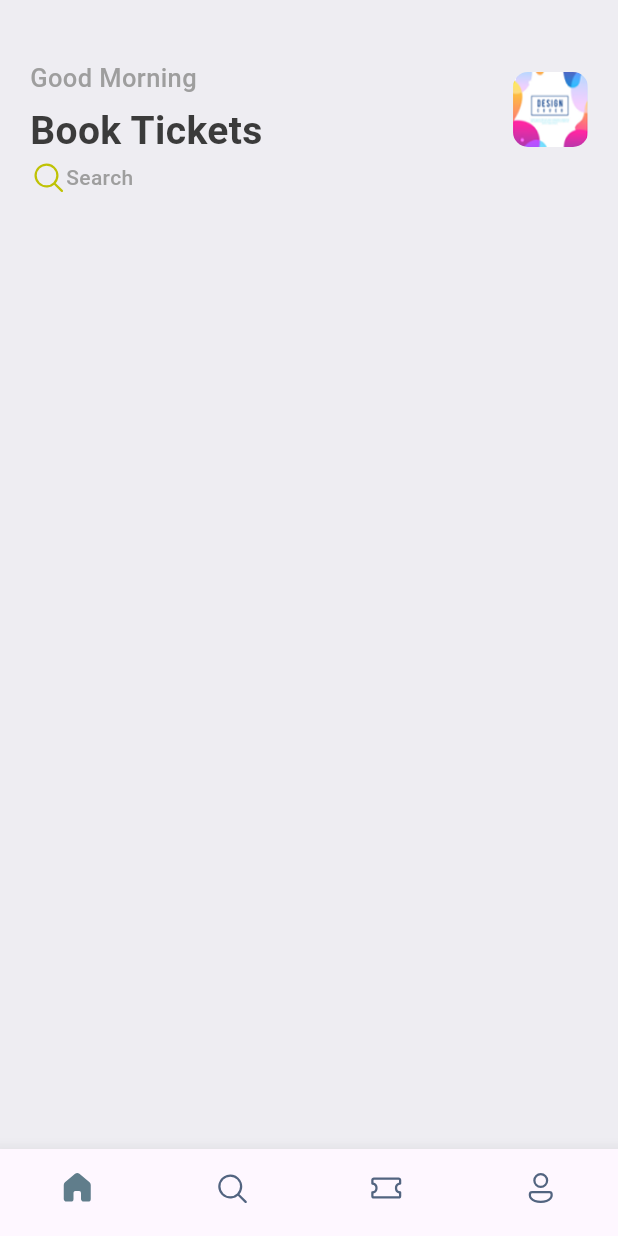
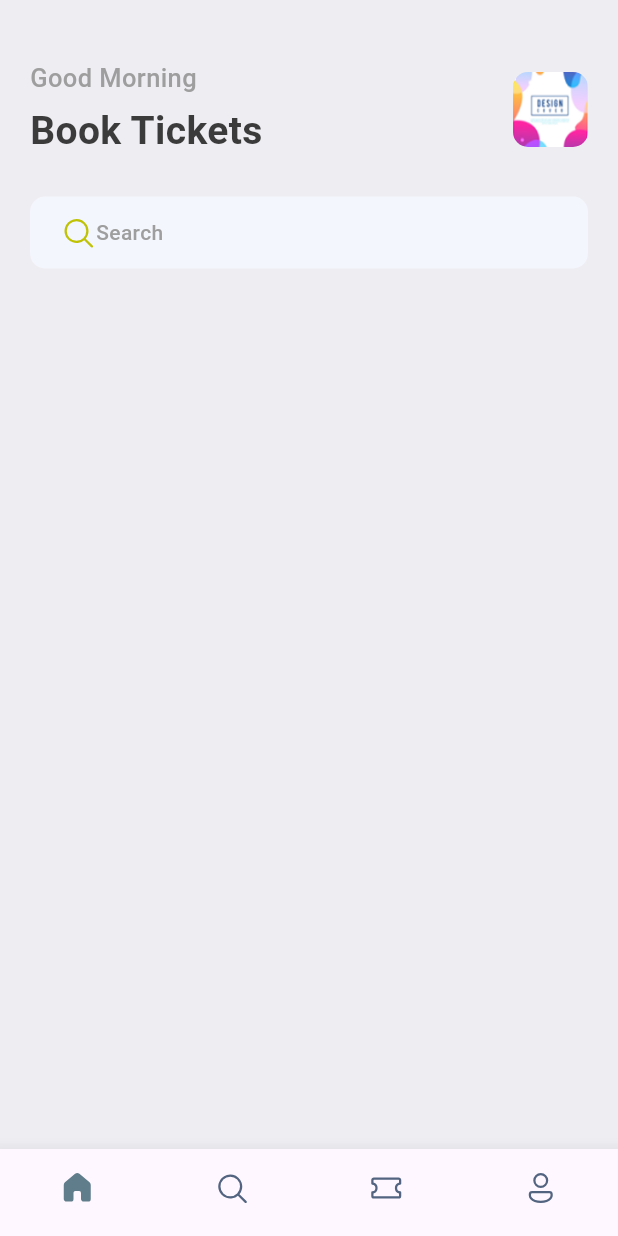
Before and after one commit to morggyogola/booktickets_app, a Flutter app: the screen it shows after launch, on a phone screen of 412 x 824 dp. Run offline on Flutter 3.47's test engine with Material 3 defaults, Android fonts, the phone set to English and light mode, and no system bars; our stand-ins replace fluentui_icons, gap.

Commit message:
Wrapped row with a Container that contains a box decoration

```diff
--- a/lib/screens/home_screen.dart
+++ b/lib/screens/home_screen.dart
@@ -50,7 +50,14 @@ class HomeScreen extends StatelessWidget {
 
                     ],
                   ),
-                  Row(
+                  const Gap(25),
+                  Container(
+                    decoration: BoxDecoration(
+                      borderRadius: BorderRadius.circular(10),
+                      color: const Color(0xFFF4F6FD)
+                    ),
+                    padding: const EdgeInsets.symmetric(horizontal: 20, vertical: 12),
+                    child: Row(
                       children: [
                         const Icon(FluentSystemIcons.ic_fluent_search_regular,color: Color(0xFFBFC205)),
                         Text(
@@ -58,6 +65,7 @@ class HomeScreen extends StatelessWidget {
                           style: Styles.headLineStyle4,
                         )
                       ],
+                    ),
                   )
                 ],
               ),
```
Lines whose indentation alone changed are shown as unchanged.
